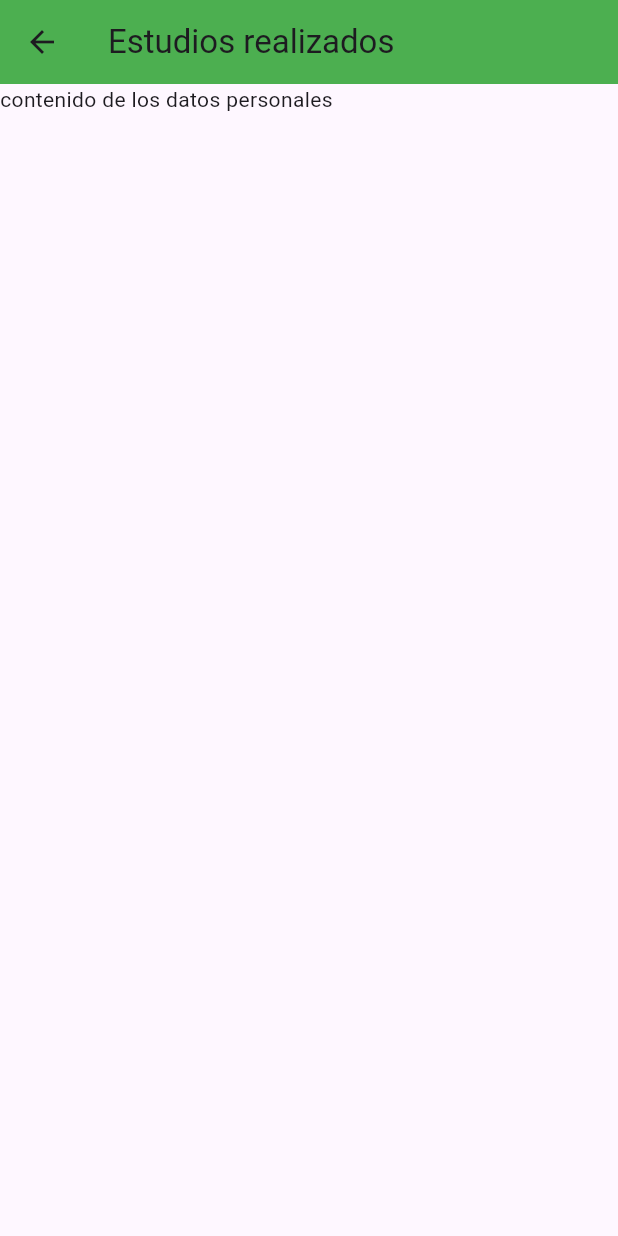
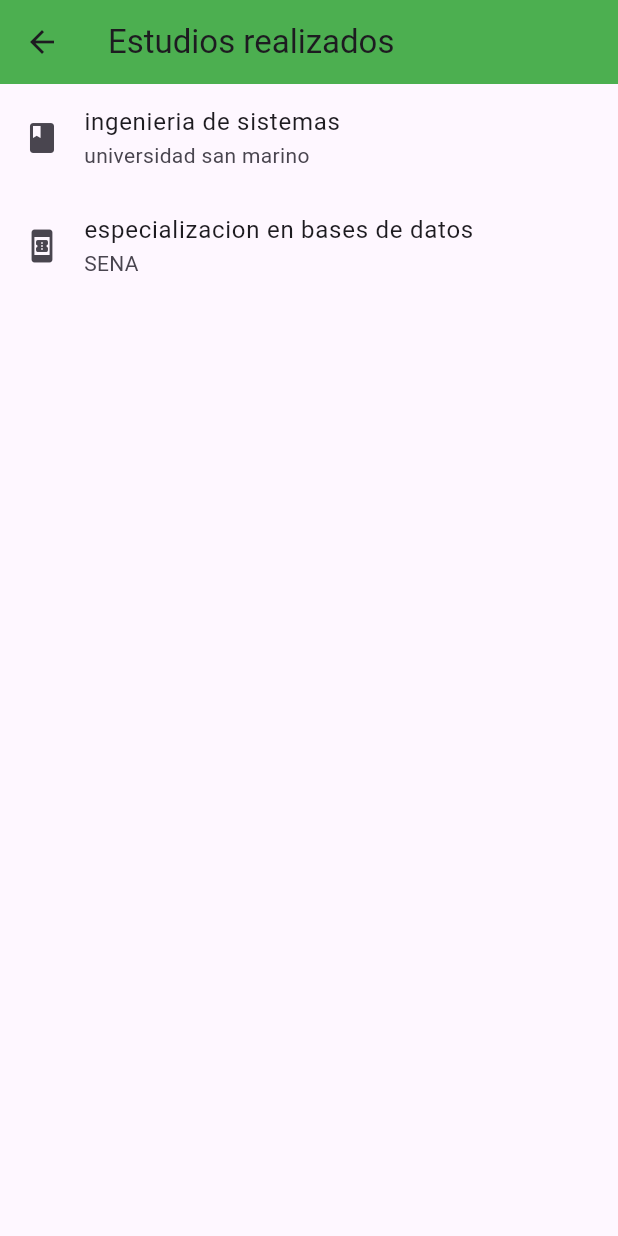
Before and after one commit to islenacaldas/creando_homePrincipal, a Flutter app: the screen it shows after launch, after a tap on "Estudios Realizados", on a phone screen of 412 x 824 dp. Run offline on Flutter 3.47's test engine with Material 3 defaults, Android fonts, the phone set to English and light mode, and no system bars.

Commit message:
modificacion de el scafold mostrado al darle click en estudios realizados mostrando estudios con iconos en parte lateral derecha

```diff
--- a/modales4/lib/HomePrincipal.dart
+++ b/modales4/lib/HomePrincipal.dart
@@ -52,7 +52,20 @@ class _HomeprincipalState extends State<Homeprincipal> {
                       title: Text("Estudios realizados"),
                       backgroundColor: Colors.green,
                     ),
-                    body: Text("contenido de los datos personales"),
+                    body: Column(
+                      children: [
+                        ListTile(
+                          title: Text("ingenieria de sistemas"),
+                          subtitle: Text("universidad san marino"),
+                          leading: Icon(Icons.book),
+                        ),
+                        ListTile(
+                          title: Text("especializacion en bases de datos"),
+                          subtitle: Text("SENA"),
+                          leading: Icon(Icons.book_online),
+                        ),
+                      ],
+                    ),
                   );
                 },
               );
```
